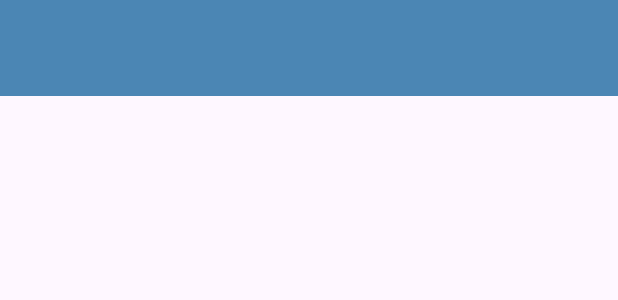
After one commit to Dipan-17/16.Happy-Places, an Android app: the layout activity_add_happy.xml on its own in the app's theme, with its tools: preview values and no code run, on a phone screen of 412 x 824 dp. The commit adds this screen. Shown: the top 300 px of the screen. Run offline under Robolectric (Android 15) with nearby library versions, the phone set to English and light mode, and no system bars.

Commit message:
FAB Added Manifest updated Custom styles and dimension added Toolbar added to addPlace activity

```diff
--- a/app/src/main/AndroidManifest.xml
+++ b/app/src/main/AndroidManifest.xml
@@ -13,6 +13,12 @@
         android:theme="@style/Theme.HappyPlaces"
         tools:targetApi="31">
         <activity
+            android:name=".AddHappyActivity"
+            android:screenOrientation="portrait"
+            android:label="ADD HAPPY PLACE"
+            android:theme="@style/customNoActionBarTheme"
+            android:exported="false" />
+        <activity
             android:name=".MainActivity"
             android:exported="true">
             <intent-filter>
--- /dev/null
+++ b/app/src/main/res/layout/activity_add_happy.xml
@@ -0,0 +1,24 @@
+<?xml version="1.0" encoding="utf-8"?>
+<androidx.constraintlayout.widget.ConstraintLayout xmlns:android="http://schemas.android.com/apk/res/android"
+    xmlns:app="http://schemas.android.com/apk/res-auto"
+    xmlns:tools="http://schemas.android.com/tools"
+    android:layout_width="match_parent"
+    android:layout_height="match_parent"
+    tools:context=".AddHappyActivity">
+
+    <androidx.appcompat.widget.Toolbar
+        android:id="@+id/toolBar_add_place"
+
+        android:background="@color/colorPrimary"
+        android:theme="@style/customToolbarStyle"
+        android:layout_width="match_parent"
+        android:layout_height="?attr/actionBarSize"
+
+        app:layout_constraintEnd_toEndOf="parent"
+        app:layout_constraintStart_toStartOf="parent"
+        app:layout_constraintTop_toTopOf="parent"
+        >
+
+    </androidx.appcompat.widget.Toolbar>
+
+</androidx.constraintlayout.widget.ConstraintLayout>
--- a/app/src/main/res/values/colors.xml
+++ b/app/src/main/res/values/colors.xml
@@ -2,4 +2,9 @@
 <resources>
     <color name="black">#FF000000</color>
     <color name="white">#FFFFFFFF</color>
+    <color name="grey">#ebebeb</color>
+
+    <color name="colorPrimaryDark">#2a4d69</color>
+    <color name="colorPrimary">#4b86b4</color>
+    <color name="colorAccent">#adcbe3</color>
 </resources>
--- /dev/null
+++ b/app/src/main/res/values/dimens.xml
@@ -0,0 +1,4 @@
+<?xml version="1.0" encoding="utf-8"?>
+<resources>
+    <dimen name="fab_margin">16dp</dimen>
+</resources>
--- /dev/null
+++ b/app/src/main/res/values/styles.xml
@@ -0,0 +1,12 @@
+<?xml version="1.0" encoding="utf-8"?>
+<resources>
+    <style name="customNoActionBarTheme" parent="Theme.AppCompat.Light.NoActionBar">
+        <item name="android:statusBarColor">@color/colorPrimaryDark</item>
+    </style>
+
+    <style name="customToolbarStyle">
+        <item name="android:textColorPrimary">#FFFFFF</item>
+        <item name="android:colorControlNormal">#FFFFFF</item>
+    </style>
+
+</resources>
```
Also changed, not shown: app/build.gradle.kts (+7 -0 lines), app/src/main/java/com/example/happyplaces/AddHappyActivity.kt (added, +11 -0 lines), app/src/main/res/drawable/ic_action_add_24dp.xml (added, +20 -0 lines), app/src/main/res/layout/activity_main.xml (+11 -10 lines).
